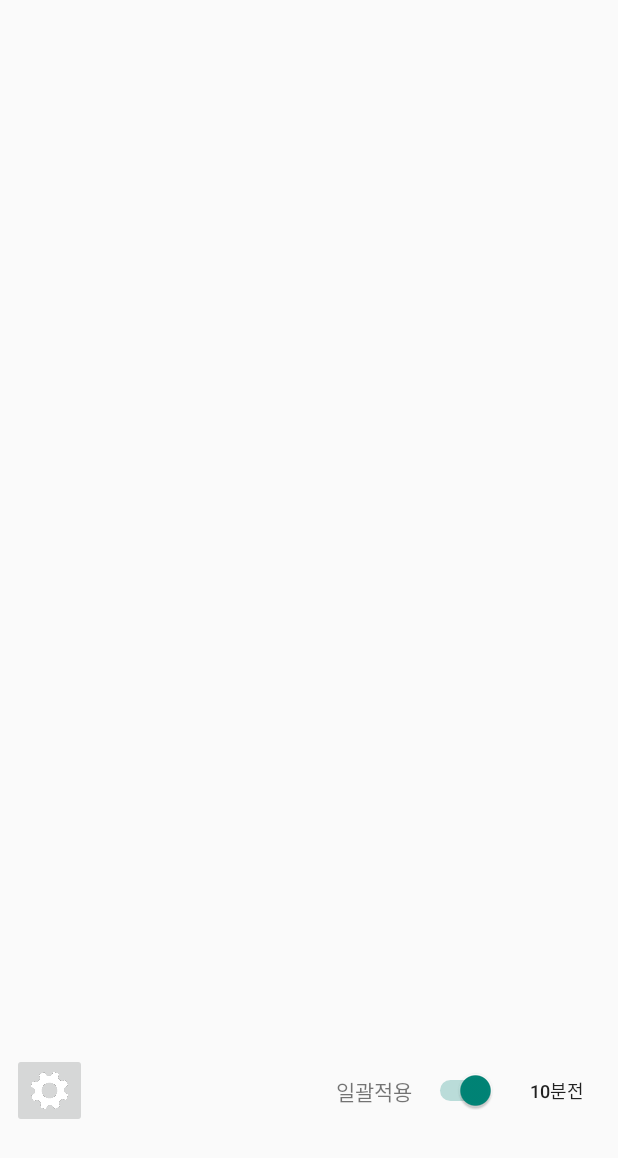
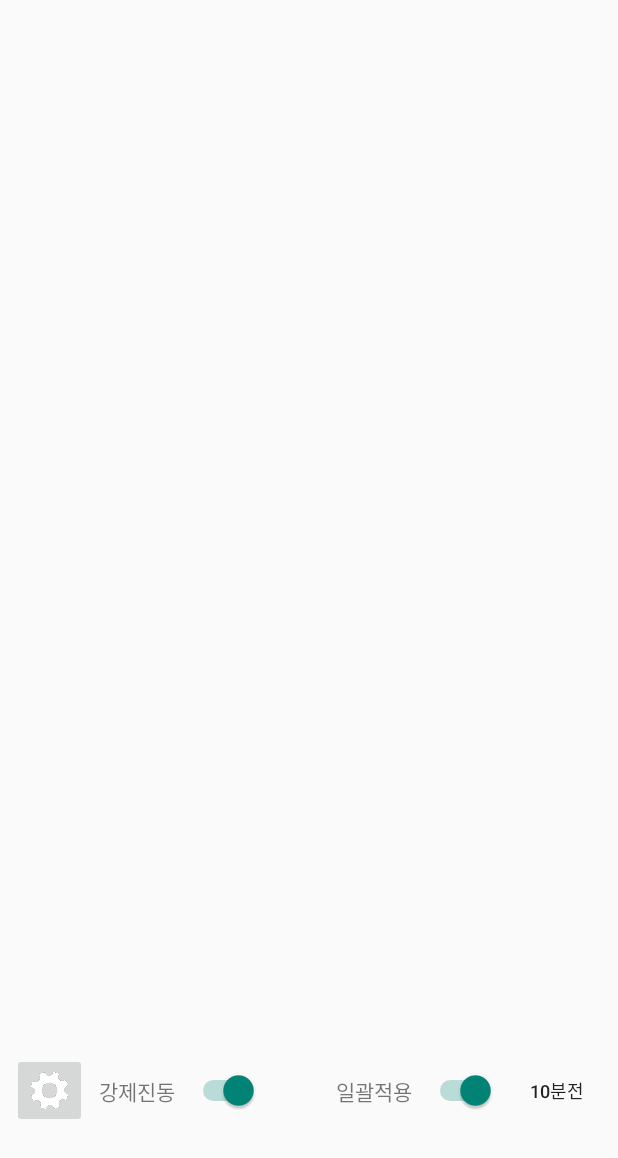
Before and after one commit to FreeFriday/EA-Reminder, an Android app: the MainBoard screen opened directly, with no data from a screen before it, on a phone screen of 412 x 824 dp. Shown: the top 1158 px of the screen. Run offline under Robolectric (Android 15) with nearby library versions, the phone set to English and light mode, and no system bars; libraries missing offline, so code that uses them is left out: org.json.simple; 1 statement that could not run was skipped.

Commit message:
Implemented Option: Force Vibrate

```diff
--- a/frontend/Android/app/src/main/AndroidManifest.xml
+++ b/frontend/Android/app/src/main/AndroidManifest.xml
@@ -28,7 +28,7 @@
                 <action android:name="com.example.ea_reminder.alarming"></action>
             </intent-filter>
         </receiver>
-
+        <activity android:name=".ForceVibrate"></activity>
     </application>
     <uses-permission android:name="android.permission.INTERNET"/>
     <permission android:name="com.name.name.permission.C2D_MESSAGE"
@@ -36,4 +36,5 @@
     <uses-permission android:name="com.name.name.permission.C2D_MESSAGE" />
     <uses-permission android:name="android.permission.WAKE_LOCK"></uses-permission>
     <uses-permission android:name="android.permission.REQUEST_IGNORE_BATTERY_OPTIMIZATIONS"/>
+    <uses-permission android:name="android.permission.VIBRATE"></uses-permission>
 </manifest>
--- a/frontend/Android/app/src/main/java/com/example/ea_reminder/MainBoard.java
+++ b/frontend/Android/app/src/main/java/com/example/ea_reminder/MainBoard.java
@@ -37,6 +37,9 @@ public class MainBoard extends AppCompatActivity {
     ArrayList<RecyclerBoard> rblist; //강좌 정보가 있는 리스트
     RecyclerBoardAdapter rba; //RecyclerViewAdapter
 
+    boolean forcevibing = true;
+    Switch forcevib;
+
     boolean allswitch = true;//일괄적용 스위치 값
     int alltimer = 0;//알림 시간 일괄적용 값
 
@@ -47,6 +50,7 @@ public class MainBoard extends AppCompatActivity {
 
     public static final String pref_allsw = "allsw";
     public static final String pref_allbt = "allbw";
+    public static final String pref_forcevib = "forcevib";
 
     @RequiresApi(api = Build.VERSION_CODES.N)
     @Override
@@ -63,6 +67,9 @@ public class MainBoard extends AppCompatActivity {
         }
         if(sp.contains(pref_allbt)){
             alltimer = sp.getInt(pref_allbt,0);
+        }
+        if(sp.contains(pref_forcevib)){
+            forcevibing = sp.getBoolean(pref_forcevib,true);
         }
         if(sp.getBoolean(MainActivity.pref_logined,false)){
 
@@ -177,6 +184,18 @@ public class MainBoard extends AppCompatActivity {
             rba.notifyDataSetChanged();
         }
         bdboh.close();
+
+        forcevib = (Switch)findViewById(R.id.forcevib_sw);
+        forcevib.setChecked(forcevibing);
+        forcevib.setOnClickListener(new View.OnClickListener() {
+            @Override
+            public void onClick(View v) {
+                forcevibing = forcevib.isChecked();
+                sped.putBoolean(pref_forcevib,forcevibing);
+                sped.apply();
+                Toast.makeText(context,"강제 진동이 "+(forcevibing?("활성화 되었습니다."):("비활성화 되었습니다.")),Toast.LENGTH_LONG).show();
+            }
+        });
         /*
         {
             RecyclerBoard testrb = rblist.get(0);
--- a/frontend/Android/app/src/main/res/layout/activity_main_board.xml
+++ b/frontend/Android/app/src/main/res/layout/activity_main_board.xml
@@ -69,4 +69,24 @@
         app:layout_constraintBottom_toBottomOf="parent"
         app:layout_constraintEnd_toEndOf="parent"
         app:layout_constraintTop_toBottomOf="@+id/rv" />
+
+    <Switch
+        android:id="@+id/forcevib_sw"
+        android:layout_width="wrap_content"
+        android:layout_height="wrap_content"
+        android:layout_marginStart="8dp"
+        android:checked="true"
+        app:layout_constraintBottom_toBottomOf="parent"
+        app:layout_constraintStart_toEndOf="@+id/forcevib_tx"
+        app:layout_constraintTop_toBottomOf="@+id/rv" />
+
+    <TextView
+        android:id="@+id/forcevib_tx"
+        android:layout_width="wrap_content"
+        android:layout_height="wrap_content"
+        android:layout_marginStart="8dp"
+        android:text="강제진동"
+        app:layout_constraintBottom_toBottomOf="parent"
+        app:layout_constraintStart_toEndOf="@+id/b_setting"
+        app:layout_constraintTop_toBottomOf="@+id/rv" />
 </androidx.constraintlayout.widget.ConstraintLayout>
```
Also changed, not shown: frontend/Android/app/src/main/java/com/example/ea_reminder/Alarm_notification.java (+16 -0 lines), frontend/Android/app/src/main/java/com/example/ea_reminder/ForceVibrate.java (added, +19 -0 lines).
